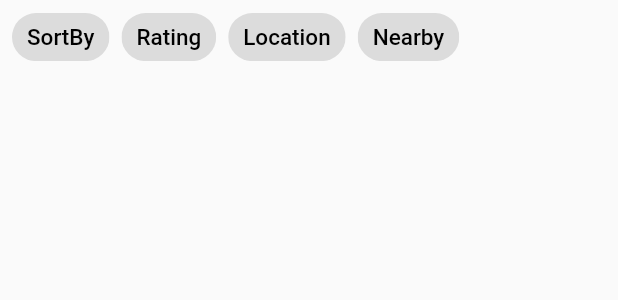
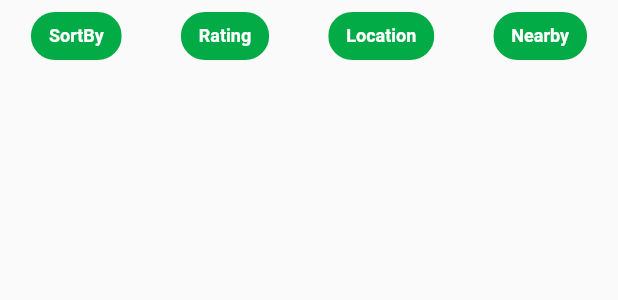
Before and after one commit to Insane-Vaas/betterheroapp, a Flutter app: the SortingAndFilterWidget widget shown alone on an empty page, opened directly, on a phone screen of 412 x 824 dp. Shown: the top 300 px of the screen. Run offline on Flutter 3.47's test engine with Material 2 defaults, Android fonts, the phone set to English and light mode, and no system bars; our stand-ins replace carousel_slider, dots_indicator, firebase_analytics, firebase_auth, firebase_core, firebase_dynamic_links and 10 more; missing offline and left inert: diox; accounts and stored records are empty; network calls fail.

Commit message:
Justified sort widget and added green color white text.

```diff
--- a/lib/screens/homePage/sortwidget/sortwidget.dart
+++ b/lib/screens/homePage/sortwidget/sortwidget.dart
@@ -12,37 +12,36 @@ class SortingAndFilterWidget extends StatelessWidget {
       "Nearby",
     ];
     return Container(
-      margin: EdgeInsets.fromLTRB(4, 0, 4, 0),
-      height: MediaQuery.of(context).size.height * 0.06,
-      child: ListView.builder(
-        shrinkWrap: true,
-        scrollDirection: Axis.horizontal,
-        itemCount: listString.length,
-        itemBuilder: (context, index) {
-          return Container(
-            margin: const EdgeInsets.all(4),
-            child: GestureDetector(
+      child: Row(
+        mainAxisAlignment: MainAxisAlignment.spaceBetween,
+        children: List<Widget>.generate(
+          listString.length,
+          (int idx) {
+            return GestureDetector(
               onTap: () {
                 print("Something");
               },
               child: Chip(
-                padding: EdgeInsets.all(2),
+                backgroundColor: Color.fromARGB(255, 3, 171, 70),
                 label: Text(
-                  "${listString[index]}",
+                  "${listString[idx]}",
                   style: sortingTextStyle(),
                 ),
               ),
-            ),
-          );
-        },
+            );
+          },
+        ).toList(),
       ),
+      margin: EdgeInsets.symmetric(
+          horizontal: MediaQuery.of(context).size.width * 0.05),
     );
   }
 }
 
 TextStyle sortingTextStyle() {
   return TextStyle(
-    color: Colors.black,
-    fontSize: 15,
+    color: Colors.white,
+    fontSize: 12,
+    fontWeight: FontWeight.bold,
   );
 }
```
